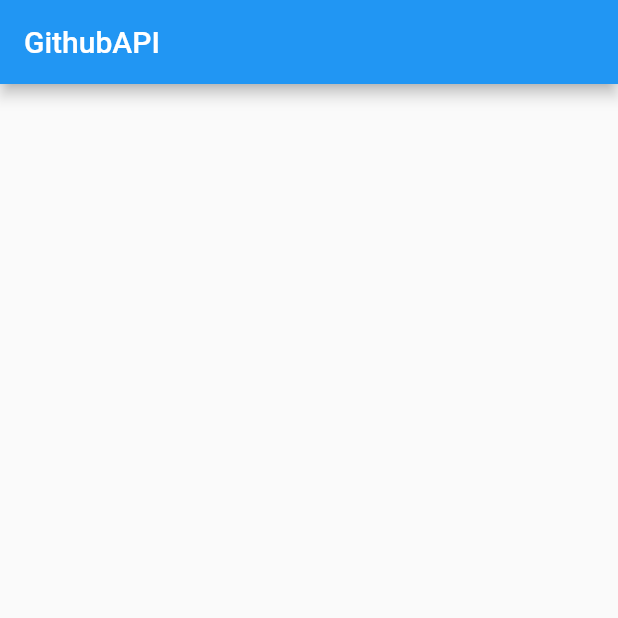
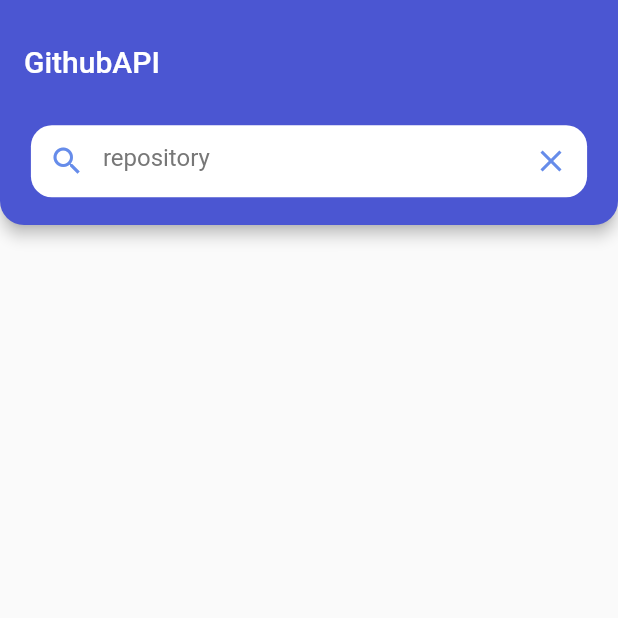
Before and after one commit to Mimimi-d/GithubAPI_Practice, a Flutter app: the screen it shows after launch, on a phone screen of 412 x 824 dp, the top half of it. Run offline on Flutter 3.47's test engine with Material 2 defaults, Android fonts, the phone set to English and light mode, and no system bars.

Commit message:
検索画面UI実装

```diff
--- /dev/null
+++ b/lib/common/my_color_style.dart
@@ -0,0 +1,17 @@
+import 'package:flutter/material.dart';
+
+// ignore: avoid_classes_with_only_static_members
+class MyColorStyle {
+  static const Color backgroundScaffoldColor = Color(0xFFFFFFFF);
+  static const Color appBarColor = Color(0xFF4B56D2);
+  static const Color appbarTextColor = Color(0xFFFFFFFF);
+  static const Color primaryColor = Color(0xFF4B56D2);
+  static const Color textButtonColor = Color(0xFFFFFFFF);
+  static const Color hintTextColor = Color(0xFF777777);
+  static const Color tabUnderlineColor = Color(0xFFFFEA20);
+  static const Color iconWhiteColor = Color(0xFFFFFFFF);
+  static const Color textColor = Color(0xFF000000);
+  static const Color shadowColor = Color(0xFF567189);
+  static const Color borderColor = Color(0xFFFFFFFF);
+  static Color cancelColor = const Color(0xFFFF6464);
+}
--- a/lib/main.dart
+++ b/lib/main.dart
@@ -1,4 +1,6 @@
 import 'package:flutter/material.dart';
+
+import 'presentation/github_search_page.dart';
 
 void main() {
   runApp(const MyApp());
@@ -15,20 +17,7 @@ class MyApp extends StatelessWidget {
       theme: ThemeData(
         primarySwatch: Colors.blue,
       ),
-      home: const MyHomePage(),
+      home: const GithubSearchPage(),
     );
   }
 }
-
-class MyHomePage extends StatelessWidget {
-  const MyHomePage({super.key});
-
-  @override
-  Widget build(BuildContext context) {
-    return Scaffold(
-      appBar: AppBar(
-        title: const Text('GithubAPI'),
-      ),
-    );
-  }
-}
--- /dev/null
+++ b/lib/presentation/github_search_page.dart
@@ -0,0 +1,76 @@
+import 'package:flutter/material.dart';
+import 'package:github_api/common/my_color_style.dart';
+
+class GithubSearchPage extends StatelessWidget {
+  const GithubSearchPage({super.key});
+
+  @override
+  Widget build(BuildContext context) {
+    final screenSize = MediaQuery.of(context).size;
+    return Scaffold(
+      appBar: AppBar(
+        toolbarHeight: 150,
+        shape: const RoundedRectangleBorder(
+          borderRadius: BorderRadius.vertical(
+            bottom: Radius.circular(16),
+          ),
+        ),
+        backgroundColor: MyColorStyle.appBarColor,
+        title: Column(
+          children: [
+            const SizedBox(
+              height: 45,
+              child: Align(
+                alignment: Alignment.centerLeft,
+                child: Text(
+                  'GithubAPI',
+                ),
+              ),
+            ),
+            const SizedBox(
+              height: 20,
+            ),
+            Row(
+              mainAxisAlignment: MainAxisAlignment.center,
+              mainAxisSize: MainAxisSize.min,
+              children: <Widget>[
+                SizedBox(
+                  width: screenSize.width * 0.9,
+                  child: DecoratedBox(
+                    decoration: BoxDecoration(
+                      color: MyColorStyle.backgroundScaffoldColor,
+                      borderRadius: BorderRadius.circular(14),
+                    ),
+                    child: SizedBox(
+                      child: Center(
+                        child: TextFormField(
+                          onChanged: (text) {},
+                          decoration: const InputDecoration(
+                            border: InputBorder.none,
+                            hintText: 'repository',
+                            hintStyle: TextStyle(
+                              color: MyColorStyle.hintTextColor,
+                            ),
+                            prefixIcon: Icon(
+                              Icons.search,
+                              color: Color(0xff668CEA),
+                            ),
+                            suffixIcon: Icon(
+                              Icons.clear,
+                              color: Color(0xff668CEA),
+                            ),
+                            fillColor: MyColorStyle.backgroundScaffoldColor,
+                          ),
+                        ),
+                      ),
+                    ),
+                  ),
+                ),
+              ],
+            ),
+          ],
+        ),
+      ),
+    );
+  }
+}
```
